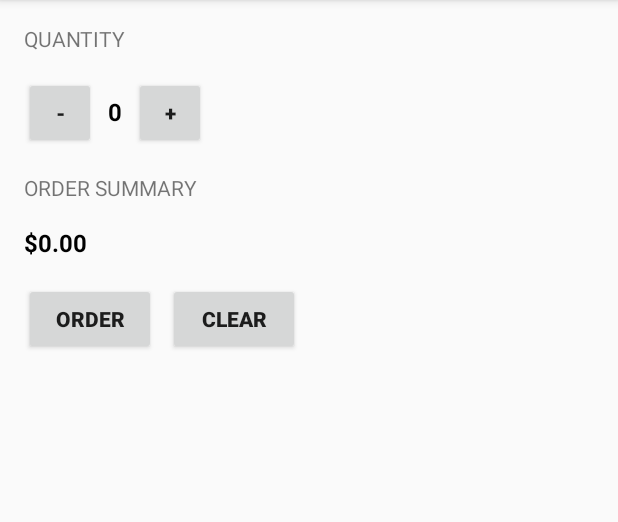
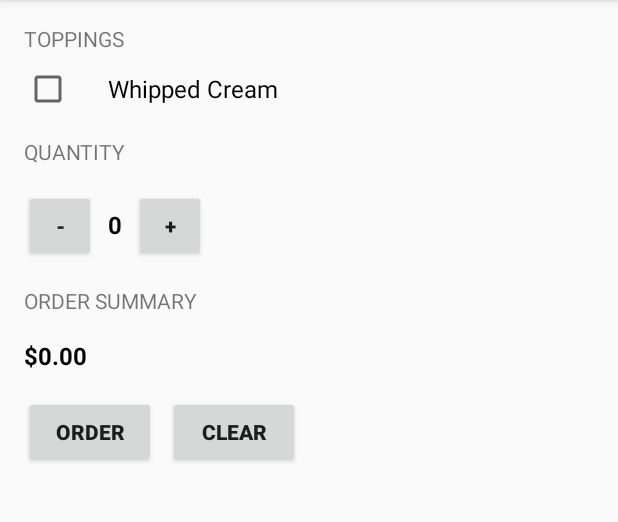
Before and after one commit to juleskoderepo/JustJava, an Android app: the screen it shows after launch (MainActivity), on a phone screen of 412 x 824 dp, the part 84-606 px from its top. Run offline under Robolectric (Android 15) with nearby library versions, the phone set to English and light mode, and no system bars.

Commit message:
Add topping selection to order screen

```diff
--- a/app/src/main/res/layout/activity_main.xml
+++ b/app/src/main/res/layout/activity_main.xml
@@ -8,6 +8,23 @@
     android:layout_marginLeft="16dp"
     android:orientation="vertical"
     tools:context="com.example.android.justjava.MainActivity">
+
+    <TextView
+        android:layout_width="wrap_content"
+        android:layout_height="wrap_content"
+        android:layout_marginBottom="8dp"
+        android:layout_marginTop="16dp"
+        android:text="@string/toppings_header"
+        android:textAllCaps="true" />
+
+    <CheckBox
+        android:id="@+id/checkbox_whippedcream"
+        android:layout_width="match_parent"
+        android:layout_height="wrap_content"
+        android:paddingLeft="@dimen/padding_checkbox"
+        android:text="@string/cb_text_topping_whip"
+        android:textSize="16sp"
+        />
 
     <TextView
         android:layout_width="wrap_content"
--- /dev/null
+++ b/app/src/main/res/values/dimen.xml
@@ -0,0 +1,4 @@
+<?xml version="1.0" encoding="utf-8"?>
+<resources>
+    <dimen name="padding_checkbox">24dp</dimen>
+</resources>
--- a/app/src/main/res/values/strings.xml
+++ b/app/src/main/res/values/strings.xml
@@ -9,4 +9,6 @@
     <string name="order_button_text">order</string>
     <string name="clear_button_text">clear</string>
     <string name="order_confirmed"></string>
+    <string name="cb_text_topping_whip">Whipped Cream</string>
+    <string name="toppings_header">Toppings</string>
 </resources>
```
Also changed, not shown: app/src/main/java/com/example/android/justjava/MainActivity.java (+14 -3 lines).
